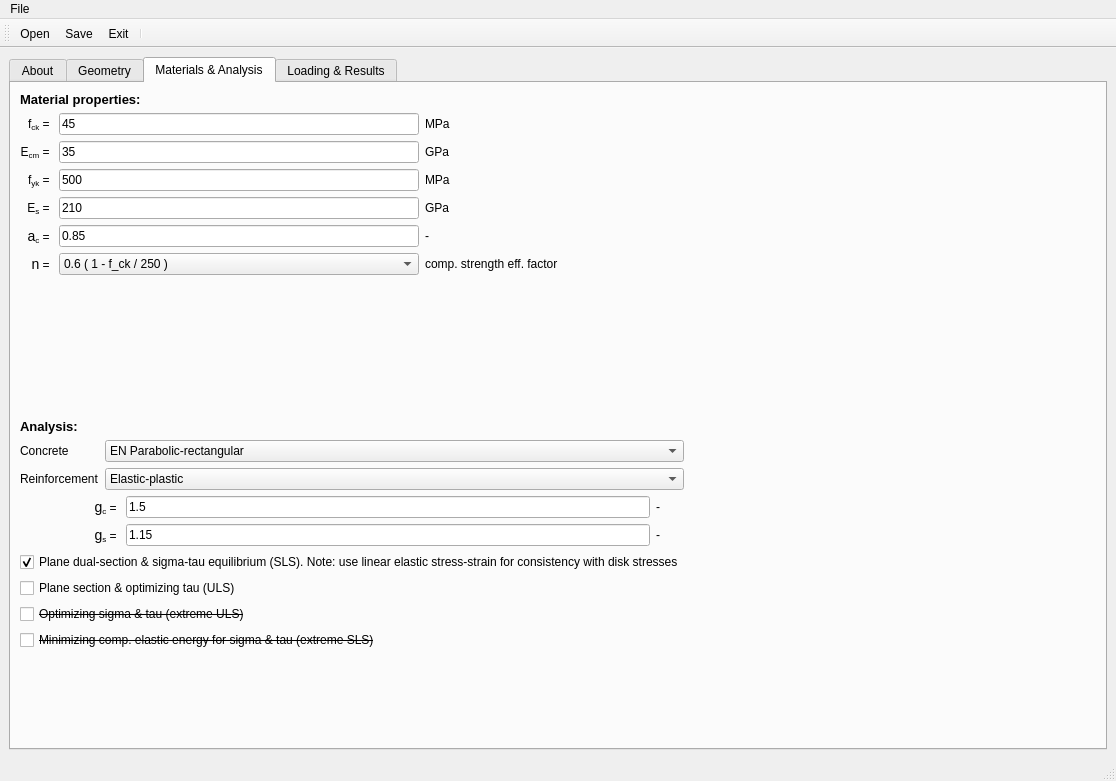
The window that design.ui (Kleissl/HollowRC) describes before a commit, drawn with Qt 5.
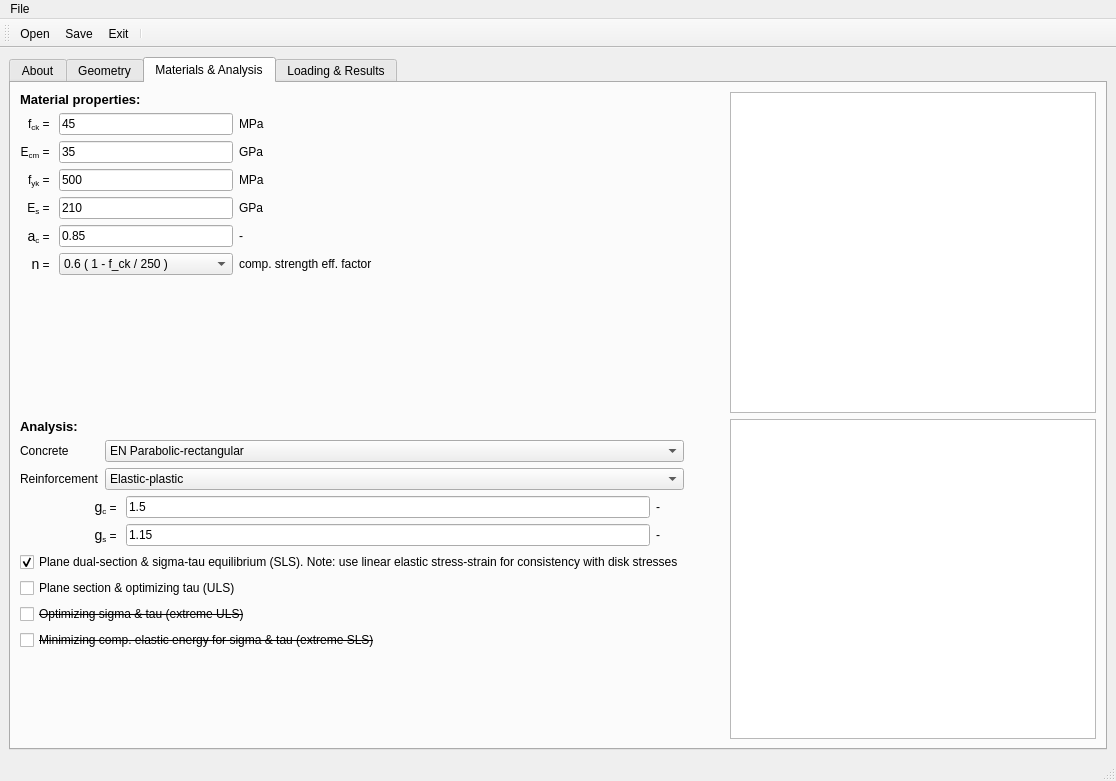
The same window after the commit. The open tabs and pages were chosen to show the change. Icons and pictures are not drawn.

```diff
--- a/design.ui
+++ b/design.ui
@@ -891,12 +891,9 @@
                 <property name="orientation">
                  <enum>Qt::Horizontal</enum>
                 </property>
-                <property name="sizeType">
-                 <enum>QSizePolicy::Expanding</enum>
-                </property>
                 <property name="sizeHint" stdset="0">
                  <size>
-                  <width>200</width>
+                  <width>40</width>
                   <height>20</height>
                  </size>
                 </property>
@@ -1188,12 +1185,9 @@
                 <property name="orientation">
                  <enum>Qt::Horizontal</enum>
                 </property>
-                <property name="sizeType">
-                 <enum>QSizePolicy::Expanding</enum>
-                </property>
                 <property name="sizeHint" stdset="0">
                  <size>
-                  <width>300</width>
+                  <width>40</width>
                   <height>20</height>
                  </size>
                 </property>
@@ -1209,6 +1203,16 @@
             </item>
            </layout>
           </item>
+          <item>
+           <layout class="QVBoxLayout" name="PlotLayout">
+            <item>
+             <widget class="QGraphicsView" name="graphicsViewConcrete"/>
+            </item>
+            <item>
+             <widget class="QGraphicsView" name="graphicsViewReinforcement"/>
+            </item>
+           </layout>
+          </item>
          </layout>
         </widget>
         <widget class="QWidget" name="tab_loading">
```
Left out of the diff: 22 changed lines with no effect on the pictures.
